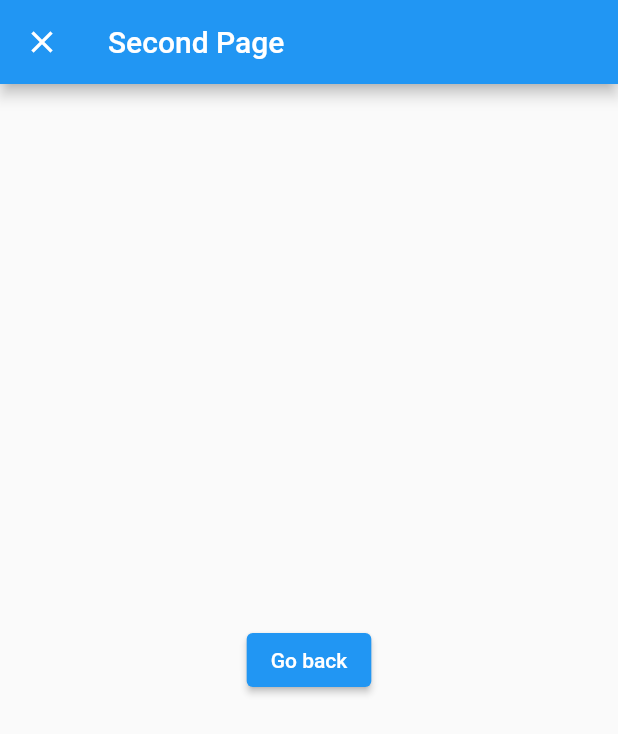
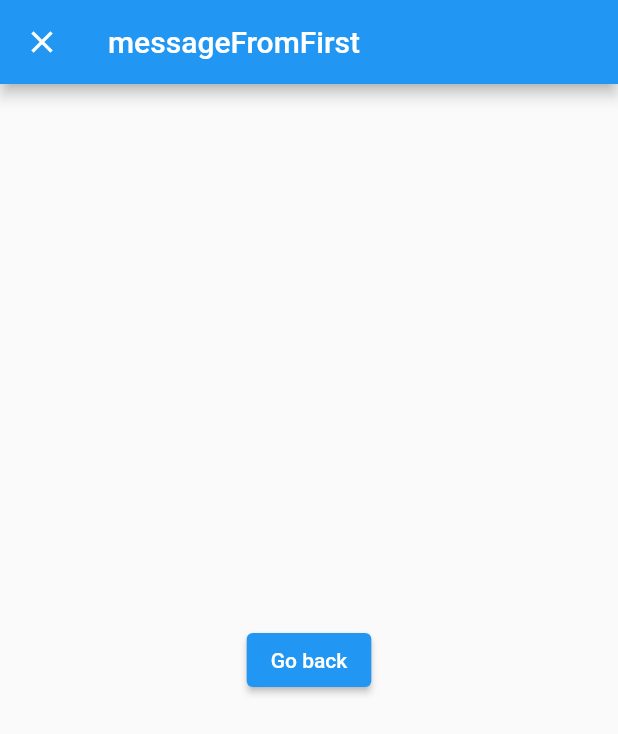
Before and after one commit to kakikubo/flutter_sample, a Flutter app: the screen it shows after launch, after a tap on "Next Page", on a phone screen of 412 x 824 dp. Shown: the top 734 px of the screen. Run offline on Flutter 3.47's test engine with Material 2 defaults, Android fonts, the phone set to English and light mode, and no system bars.

Commit message:
画面遷移元と先でお互いにデータを受け渡すサンプル

```diff
--- a/lib/main.dart
+++ b/lib/main.dart
@@ -38,15 +38,17 @@ class FirstPage extends StatelessWidget {
       appBar: AppBar(title: const Text('First Page')),
       body: Center(
         child: ElevatedButton(
-          onPressed: () {
-            Navigator.push(
+          onPressed: () async {
+            var message = await Navigator.push(
               context,
               MaterialPageRoute(
                   builder: (context) {
-                    return const SecondPage();
+                    return const SecondPage(
+                        messageFromFirst: 'messageFromFirst');
                   },
                   fullscreenDialog: true),
             );
+            print(message);
           },
           child: const Text('Next Page'),
         ),
@@ -56,16 +58,18 @@ class FirstPage extends StatelessWidget {
 }
 
 class SecondPage extends StatelessWidget {
-  const SecondPage({Key? key}) : super(key: key);
+  final String? messageFromFirst;
+  const SecondPage({Key? key, required this.messageFromFirst})
+      : super(key: key);
 
   @override
   Widget build(BuildContext context) {
     return Scaffold(
-      appBar: AppBar(title: const Text('Second Page')),
+      appBar: AppBar(title: Text(messageFromFirst!)),
       body: Center(
         child: ElevatedButton(
           onPressed: () {
-            Navigator.pop(context);
+            Navigator.pop(context, 'Go Back from SecondPage');
           },
           child: const Text('Go back'),
         ),
```
